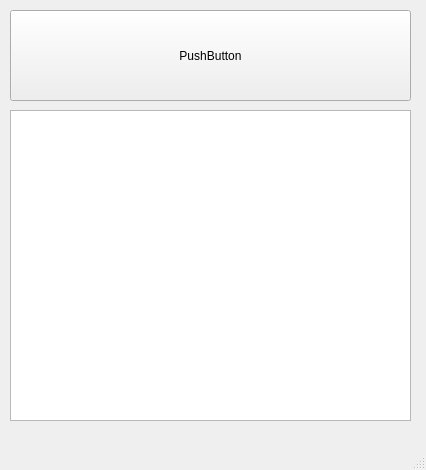
Above: Projects/Mobile/UartBle/UartBle/mainwindow.ui from GitFromAleksey/MobileBleUart before the change. Below: the same form after it.
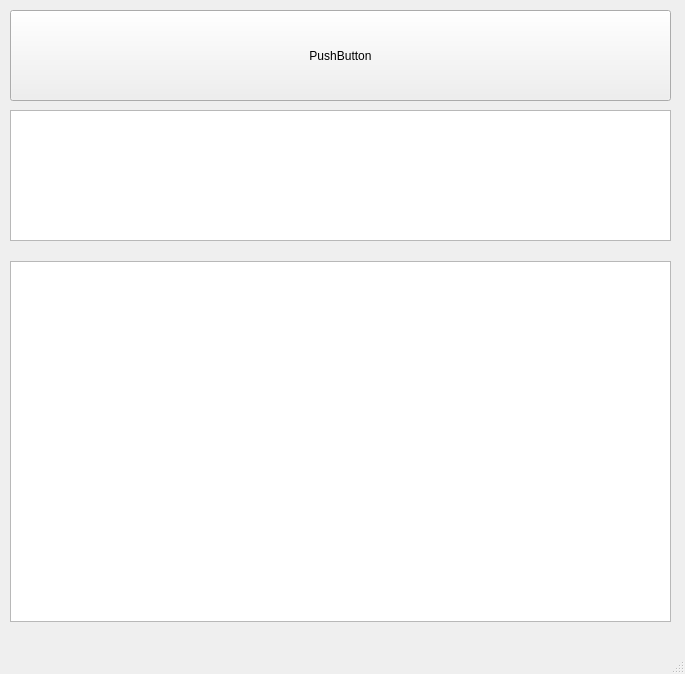
That is the form after the change.

Commit message: - сделан поиск устройств и добавление, список, вывод информации об устройстве

What changed in the file:
```diff
--- a/Projects/Mobile/UartBle/UartBle/mainwindow.ui
+++ b/Projects/Mobile/UartBle/UartBle/mainwindow.ui
@@ -6,8 +6,8 @@
    <rect>
     <x>0</x>
     <y>0</y>
-    <width>426</width>
-    <height>470</height>
+    <width>685</width>
+    <height>674</height>
    </rect>
   </property>
   <property name="windowTitle">
@@ -19,7 +19,7 @@
      <rect>
       <x>10</x>
       <y>10</y>
-      <width>401</width>
+      <width>661</width>
       <height>91</height>
      </rect>
     </property>
@@ -32,8 +32,18 @@
      <rect>
       <x>10</x>
       <y>110</y>
-      <width>401</width>
-      <height>311</height>
+      <width>661</width>
+      <height>131</height>
+     </rect>
+    </property>
+   </widget>
+   <widget class="QListWidget" name="listWidget">
+    <property name="geometry">
+     <rect>
+      <x>10</x>
+      <y>261</y>
+      <width>661</width>
+      <height>361</height>
      </rect>
     </property>
    </widget>
```
Left out of the diff: 2 changed lines with no effect on the pictures. The commit also changes 4 other files.
